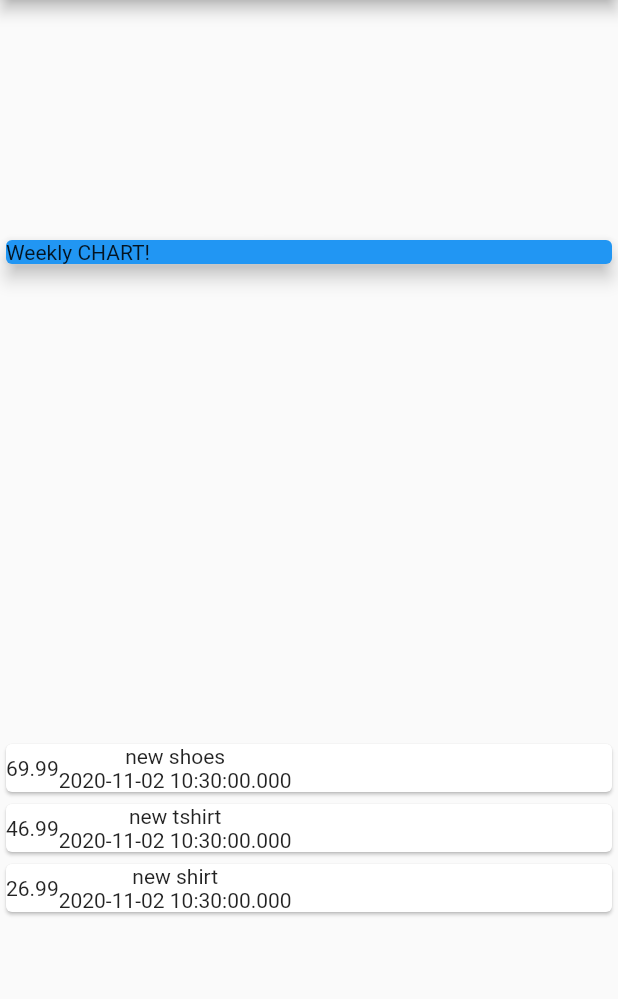
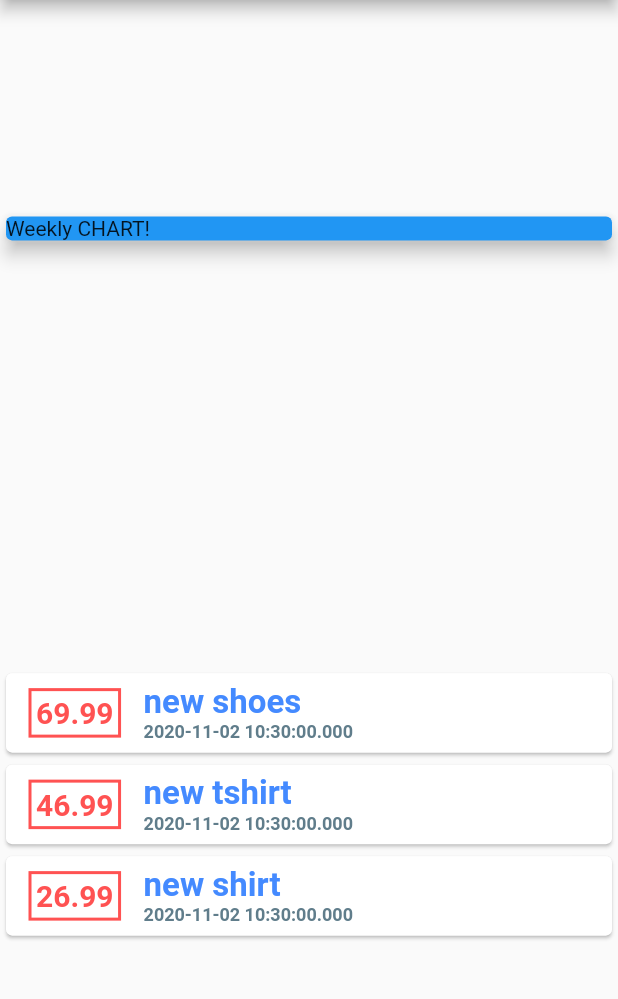
Before and after one commit to IonutSKL/myExpensesApp, a Flutter app: the screen it shows after launch, on a phone screen of 412 x 824 dp, the part 84-1083 px from its top. Run offline on Flutter 3.47's test engine with Material 2 defaults, Android fonts, the phone set to English and light mode, and no system bars.

Commit message:
small update - style

```diff
--- a/lib/main.dart
+++ b/lib/main.dart
@@ -62,15 +62,44 @@ class MyHomePage extends StatelessWidget {
                 child: Row(
                   children: <Widget>[
                     Container(
+                      margin: EdgeInsets.symmetric(
+                        vertical: 10,
+                        horizontal: 15,
+                      ),
+                      decoration: BoxDecoration(
+                        border: Border.all(
+                          color: Colors.redAccent,
+                          width: 2,
+                        ),
+                      ),
+                      padding: EdgeInsets.all(3),
                       child: Text(
                         tx.amount.toString(),
+                        style: TextStyle(
+                          fontWeight: FontWeight.bold,
+                          fontSize: 20,
+                          color: Colors.redAccent,
+                        ),
                       ),
                     ),
                     Column(
+                      crossAxisAlignment: CrossAxisAlignment.start,
                       children: <Widget>[
-                        Text(tx.title),
+                        Text(
+                          tx.title,
+                          style: TextStyle(
+                            fontWeight: FontWeight.bold,
+                            fontSize: 22,
+                            color: Colors.blueAccent,
+                          ),
+                        ),
                         Text(
                           tx.date.toString(),
+                          style: TextStyle(
+                            fontWeight: FontWeight.bold,
+                            fontSize: 12,
+                            color: Colors.blueGrey,
+                          ),
                         ),
                       ],
                     ),
```
